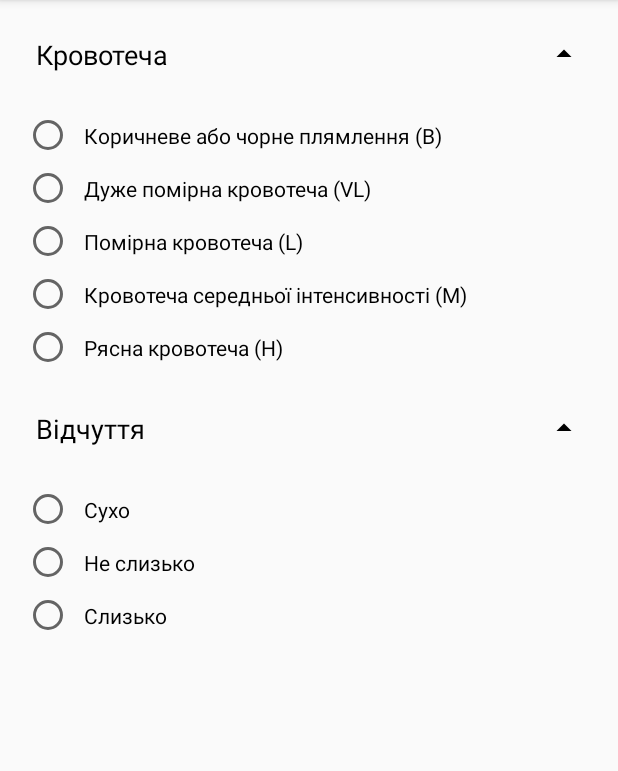
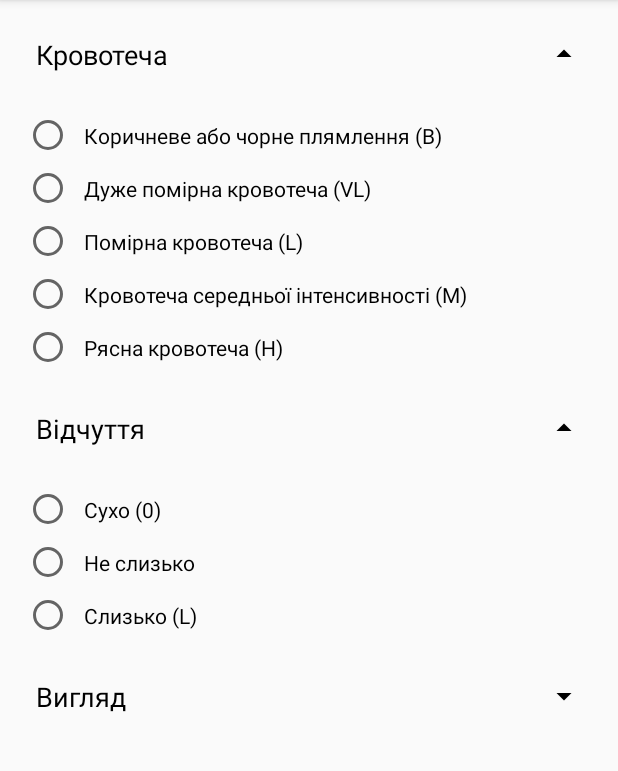
Before and after one commit to akrupych/CreightonModel, an Android app: the screen it shows after launch (MainActivity), after a tap on "Відчуття", on a phone screen of 412 x 824 dp, the part 84-855 px from its top. Run offline under Robolectric (Android 15) with nearby library versions, the phone set to English and light mode, and no system bars; 1 other tap on this screen came first.

Commit message:
look recording

```diff
--- a/app/src/main/java/akrupych/creightonmodel/MainActivity.kt
+++ b/app/src/main/java/akrupych/creightonmodel/MainActivity.kt
@@ -11,6 +11,7 @@ class MainActivity : AppCompatActivity() {
         setContentView(R.layout.activity_main)
         bloodDropdown.setOnClickListener { toggleBloodDropdown() }
         feelingsDropdown.setOnClickListener { toggleFeelingsDropdown() }
+        lookDropdown.setOnClickListener { toggleLookDropdown() }
     }
 
     private fun toggleBloodDropdown() {
@@ -24,4 +25,10 @@ class MainActivity : AppCompatActivity() {
         feelingsDropdown.isSelected = shouldOpen
         feelingsSection.setVisible(shouldOpen)
     }
+
+    private fun toggleLookDropdown() {
+        val shouldOpen = !lookDropdown.isSelected
+        lookDropdown.isSelected = shouldOpen
+        lookSection.setVisible(shouldOpen)
+    }
 }
--- a/app/src/main/res/layout/activity_main.xml
+++ b/app/src/main/res/layout/activity_main.xml
@@ -107,4 +107,68 @@
 
     </RadioGroup>
 
+    <TextView
+        android:id="@+id/lookDropdown"
+        android:layout_width="match_parent"
+        android:layout_height="wrap_content"
+        android:background="?attr/selectableItemBackground"
+        android:drawableRight="@drawable/dropdown_icon"
+        android:gravity="center_vertical"
+        android:padding="16dp"
+        android:text="@string/look"
+        android:textColor="#000"
+        android:textSize="18sp" />
+
+    <RadioGroup
+        android:id="@+id/lookSection"
+        android:layout_width="match_parent"
+        android:layout_height="wrap_content"
+        android:orientation="vertical"
+        android:padding="8dp"
+        android:visibility="gone">
+
+        <RadioButton
+            android:id="@+id/cloudy"
+            android:layout_width="match_parent"
+            android:layout_height="wrap_content"
+            android:padding="8dp"
+            android:text="@string/cloudy" />
+
+        <RadioButton
+            android:id="@+id/cloudyClear"
+            android:layout_width="match_parent"
+            android:layout_height="wrap_content"
+            android:padding="8dp"
+            android:text="@string/cloudyClear" />
+
+        <RadioButton
+            android:id="@+id/clear"
+            android:layout_width="match_parent"
+            android:layout_height="wrap_content"
+            android:padding="8dp"
+            android:text="@string/clear" />
+
+        <RadioButton
+            android:id="@+id/yellow"
+            android:layout_width="match_parent"
+            android:layout_height="wrap_content"
+            android:padding="8dp"
+            android:text="@string/yellow" />
+
+        <CheckBox
+            android:id="@+id/gluey"
+            android:layout_width="match_parent"
+            android:layout_height="wrap_content"
+            android:padding="8dp"
+            android:text="@string/gluey" />
+
+        <CheckBox
+            android:id="@+id/pasty"
+            android:layout_width="match_parent"
+            android:layout_height="wrap_content"
+            android:padding="8dp"
+            android:text="@string/pasty" />
+
+    </RadioGroup>
+
 </LinearLayout>
--- a/app/src/main/res/values/strings.xml
+++ b/app/src/main/res/values/strings.xml
@@ -9,7 +9,15 @@
     <string name="heavy">Рясна кровотеча (H)</string>
 
     <string name="feelings">Відчуття</string>
-    <string name="dry">Сухо</string>
+    <string name="dry">Сухо (0)</string>
     <string name="noLubrication">Не слизько</string>
-    <string name="lubrication">Слизько</string>
+    <string name="lubrication">Слизько (L)</string>
+
+    <string name="look">Вигляд</string>
+    <string name="cloudy">Мутний білий (C)</string>
+    <string name="cloudyClear">Мутно-прозорий (C/K)</string>
+    <string name="clear">Прозорий (K)</string>
+    <string name="yellow">Жовтий (Y)</string>
+    <string name="gluey">Гумоподібний (G)</string>
+    <string name="pasty">Кремоподібний (P)</string>
 </resources>
```
